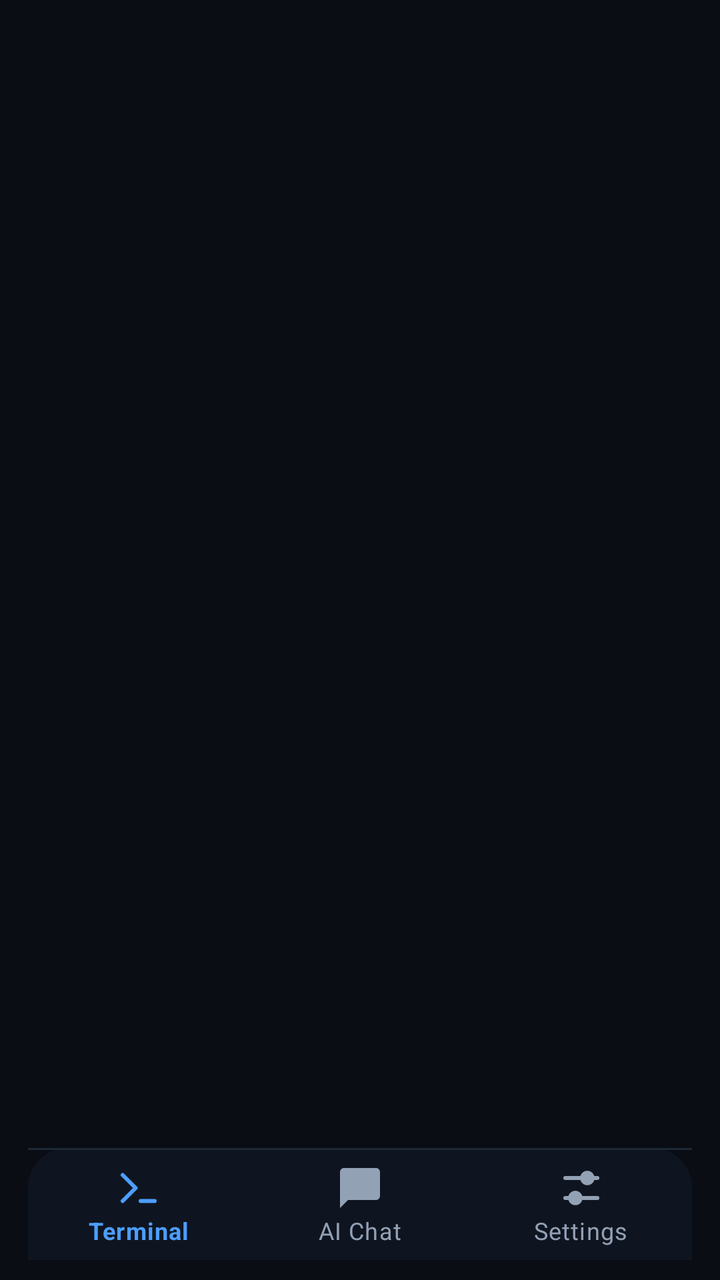
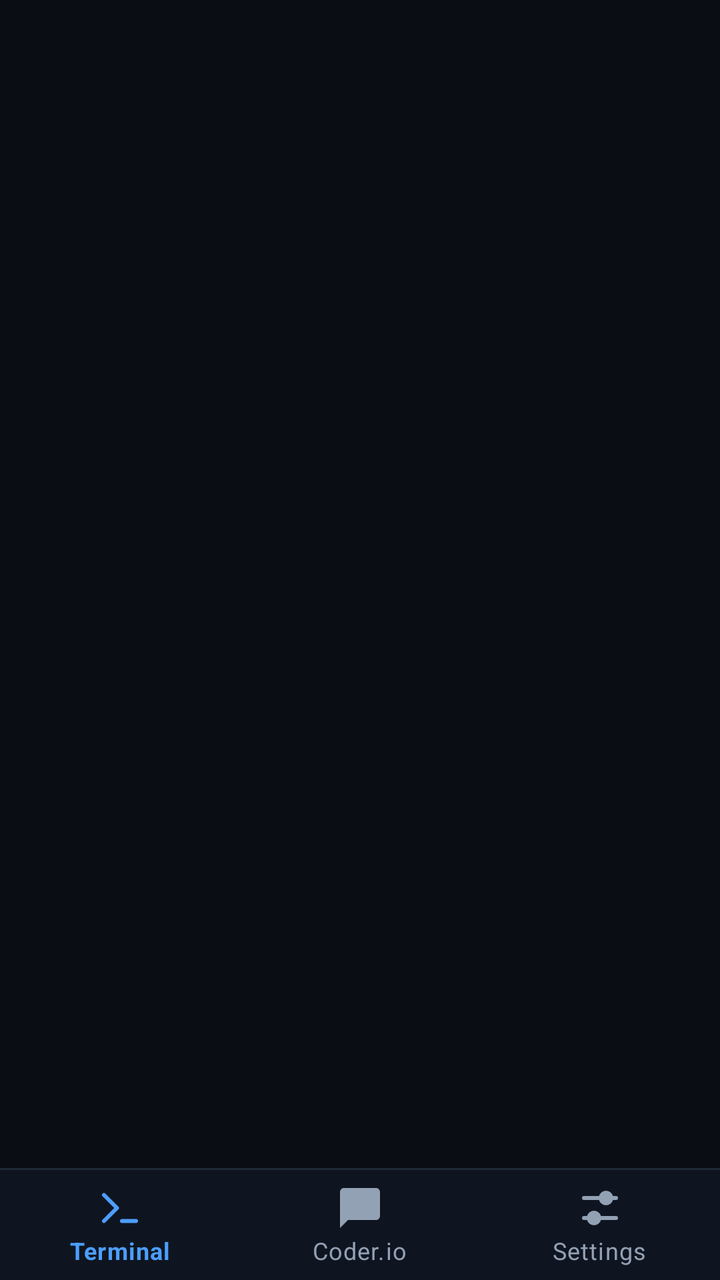

An Android layout rendered at two revisions. The XML below is the earlier revision; the diff shows what the commit changed to produce the second picture.
<!-- AndroidManifest.xml: application theme Theme.CoderIO -->
<!-- res/layout/activity_main.xml -->
<?xml version="1.0" encoding="utf-8"?>
<LinearLayout xmlns:android="http://schemas.android.com/apk/res/android"
    xmlns:app="http://schemas.android.com/apk/res-auto"
    android:layout_width="match_parent"
    android:layout_height="match_parent"
    android:orientation="vertical"
    android:background="@color/bg_primary">

    <androidx.viewpager2.widget.ViewPager2
        android:id="@+id/view_pager"
        android:layout_width="match_parent"
        android:layout_height="0dp"
        android:layout_weight="1" />

    <com.google.android.material.bottomnavigation.BottomNavigationView
        android:id="@+id/bottom_nav"
        android:layout_width="match_parent"
        android:layout_height="wrap_content"
        android:layout_marginStart="14dp"
        android:layout_marginEnd="14dp"
        android:layout_marginBottom="10dp"
        android:background="@drawable/bg_bottom_nav"
        app:itemIconTint="@color/bottom_nav_color"
        app:itemTextColor="@color/bottom_nav_color"
        app:itemActiveIndicatorStyle="@style/Widget.CoderIO.NavIndicator"
        app:itemRippleColor="@color/nav_indicator"
        app:labelVisibilityMode="labeled"
        app:elevation="0dp"
        app:menu="@menu/bottom_nav_menu" />

</LinearLayout>
<!-- resources referenced by this layout -->
<resources>
  <color name="bg_primary">#FF0A0E14</color>
  <color name="nav_indicator">#FF18243A</color>
  <!-- drawable bg_bottom_nav (drawable) -->
  <?xml version="1.0" encoding="utf-8"?>
  <layer-list xmlns:android="http://schemas.android.com/apk/res/android">
      <item>
          <shape android:shape="rectangle">
              <solid android:color="@color/bg_secondary" />
              <corners
                  android:topLeftRadius="20dp"
                  android:topRightRadius="20dp" />
          </shape>
      </item>
      <item android:gravity="top">
          <shape android:shape="rectangle">
              <solid android:color="@color/stroke" />
              <size android:height="1dp" />
          </shape>
      </item>
  </layer-list>
  <style name="Widget.CoderIO.NavIndicator" parent="">
          <item name="android:background">@drawable/bg_nav_indicator</item>
          <item name="android:layout_marginTop">6dp</item>
          <item name="android:layout_marginBottom">6dp</item>
      </style>
  <style name="Theme.CoderIO" parent="Theme.MaterialComponents.NoActionBar">
          <item name="colorPrimary">@color/accent</item>
          <item name="colorPrimaryVariant">@color/accent_deep</item>
          <item name="colorOnPrimary">@android:color/white</item>
          <item name="colorSecondary">@color/accent_teal</item>
          <item name="colorOnSurface">@color/text_primary</item>
          <item name="android:colorBackground">@color/bg_primary</item>
          <item name="colorSurface">@color/bg_secondary</item>
          <item name="android:statusBarColor">@color/bg_primary</item>
          <item name="android:navigationBarColor">@color/bg_primary</item>
          <item name="android:windowLightStatusBar">false</item>
          <item name="android:windowLightNavigationBar">false</item>
      </style>
  <color name="bg_secondary">#FF0F1520</color>
  <color name="stroke">#FF1E2937</color>
  <!-- drawable bg_nav_indicator (drawable) -->
  <?xml version="1.0" encoding="utf-8"?>
  <shape xmlns:android="http://schemas.android.com/apk/res/android"
      android:shape="rectangle">
      <solid android:color="@color/nav_indicator" />
      <corners android:radius="14dp" />
  </shape>
  <color name="accent">#FF4C9EFF</color>
  <color name="accent_deep">#FF1F5FD6</color>
  <color name="accent_teal">#FF2DD4BF</color>
  <color name="text_primary">#FFE8EDF4</color>
</resources>

<!-- the commit's change to res/layout/activity_main.xml (unified diff, before → after) -->
@@ -1,10 +1,12 @@
 <?xml version="1.0" encoding="utf-8"?>
 <LinearLayout xmlns:android="http://schemas.android.com/apk/res/android"
     xmlns:app="http://schemas.android.com/apk/res-auto"
+    android:id="@+id/root_layout"
     android:layout_width="match_parent"
     android:layout_height="match_parent"
     android:orientation="vertical"
-    android:background="@color/bg_primary">
+    android:background="@color/bg_primary"
+    android:fitsSystemWindows="true">
 
     <androidx.viewpager2.widget.ViewPager2
         android:id="@+id/view_pager"
@@ -16,9 +18,6 @@
         android:id="@+id/bottom_nav"
         android:layout_width="match_parent"
         android:layout_height="wrap_content"
-        android:layout_marginStart="14dp"
-        android:layout_marginEnd="14dp"
-        android:layout_marginBottom="10dp"
         android:background="@drawable/bg_bottom_nav"
         app:itemIconTint="@color/bottom_nav_color"
         app:itemTextColor="@color/bottom_nav_color"
<!-- resource entries referenced after the edit -->
@@ -5,18 +5,15 @@
   <!-- drawable bg_bottom_nav (drawable) -->
   <?xml version="1.0" encoding="utf-8"?>
   <layer-list xmlns:android="http://schemas.android.com/apk/res/android">
-      <item>
-          <shape android:shape="rectangle">
-              <solid android:color="@color/bg_secondary" />
-              <corners
-                  android:topLeftRadius="20dp"
-                  android:topRightRadius="20dp" />
-          </shape>
-      </item>
       <item android:gravity="top">
           <shape android:shape="rectangle">
               <solid android:color="@color/stroke" />
               <size android:height="1dp" />
+          </shape>
+      </item>
+      <item android:top="1dp">
+          <shape android:shape="rectangle">
+              <solid android:color="@color/bg_secondary" />
           </shape>
       </item>
   </layer-list>
@@ -38,8 +35,8 @@
           <item name="android:windowLightStatusBar">false</item>
           <item name="android:windowLightNavigationBar">false</item>
       </style>
+  <color name="stroke">#FF1E2937</color>
   <color name="bg_secondary">#FF0F1520</color>
-  <color name="stroke">#FF1E2937</color>
   <!-- drawable bg_nav_indicator (drawable) -->
   <?xml version="1.0" encoding="utf-8"?>
   <shape xmlns:android="http://schemas.android.com/apk/res/android"
